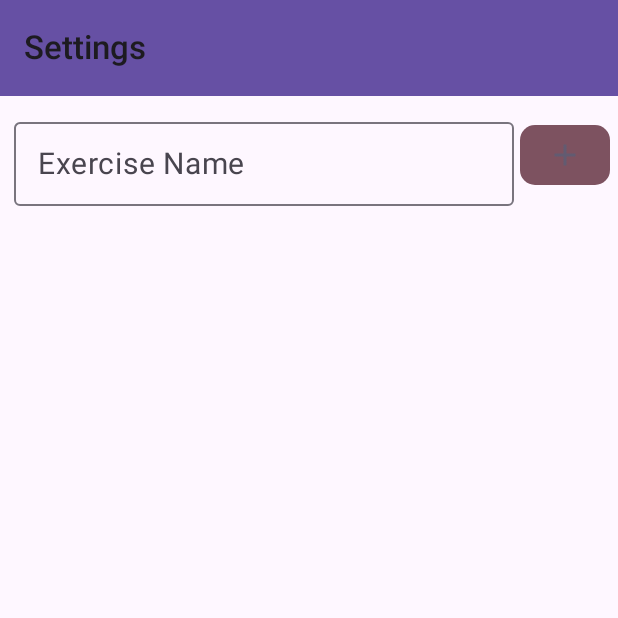
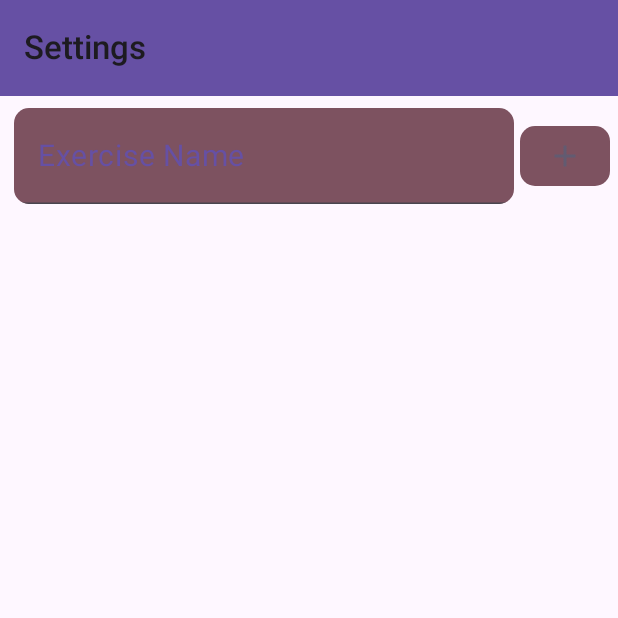
Before and after one commit to RandaeGS/exercise_counter, an Android app built with Jetpack Compose: the settings screen opened through its navigation route, on a phone screen of 412 x 824 dp, the top half of it. Run offline under Robolectric (Android 15) with nearby library versions, the phone set to English and light mode, and no system bars.

Commit message:
feat: style settings text field

```diff
--- a/app/src/main/java/com/randaegs/exercisecounter/ui/screens/Settings.kt
+++ b/app/src/main/java/com/randaegs/exercisecounter/ui/screens/Settings.kt
@@ -1,9 +1,12 @@
 package com.randaegs.exercisecounter.ui.screens
 
 import android.content.Context
+import androidx.compose.foundation.background
 import androidx.compose.foundation.layout.Arrangement
 import androidx.compose.foundation.layout.Row
+import androidx.compose.foundation.layout.fillMaxHeight
 import androidx.compose.foundation.layout.fillMaxWidth
+import androidx.compose.foundation.layout.height
 import androidx.compose.foundation.layout.padding
 import androidx.compose.foundation.layout.width
 import androidx.compose.foundation.shape.RoundedCornerShape
@@ -18,15 +21,22 @@ import androidx.compose.material3.IconButtonDefaults
 import androidx.compose.material3.MaterialTheme
 import androidx.compose.material3.OutlinedTextField
 import androidx.compose.material3.Text
+import androidx.compose.material3.TextField
+import androidx.compose.material3.TextFieldColors
+import androidx.compose.material3.TextFieldDefaults
+import androidx.compose.material3.TextFieldLabelPosition
 import androidx.compose.runtime.Composable
 import androidx.compose.runtime.rememberCoroutineScope
 import androidx.compose.ui.Alignment
 import androidx.compose.ui.Modifier
+import androidx.compose.ui.draw.clip
+import androidx.compose.ui.graphics.Color
 import androidx.compose.ui.platform.LocalContext
 import androidx.compose.ui.unit.dp
 import com.randaegs.exercisecounter.data.AppDatabase
 import com.randaegs.exercisecounter.models.Exercise
 import com.randaegs.exercisecounter.ui.components.ExerciseCounterScaffold
+import com.randaegs.exercisecounter.ui.components.SnackbarController
 import com.randaegs.exercisecounter.ui.components.TopBar
 import com.randaegs.exercisecounter.ui.navigation.NavigationEvent
 import kotlinx.coroutines.Dispatchers
@@ -49,21 +59,27 @@ fun Settings(onNavigationEvent: (NavigationEvent) -> Unit) {
     )
     { innerPadding ->
         Row(
+            horizontalArrangement = Arrangement.SpaceBetween,
             verticalAlignment = Alignment.CenterVertically,
-            horizontalArrangement = Arrangement.SpaceBetween,
             modifier = Modifier
                 .padding(innerPadding)
-                .padding(5.dp)
+                .padding(horizontal = 5.dp, vertical = 8.dp)
                 .fillMaxWidth()
         ) {
-            OutlinedTextField(
+            TextField(
                 state = exerciseNameState,
                 label = { Text("Exercise Name") },
+                colors = TextFieldDefaults.colors(
+                    focusedContainerColor = MaterialTheme.colorScheme.tertiary,
+                    unfocusedContainerColor = MaterialTheme.colorScheme.tertiary,
+                    unfocusedLabelColor = MaterialTheme.colorScheme.primary,
+                    focusedLabelColor = MaterialTheme.colorScheme.primary,
+                    focusedTextColor = Color.Black
+                ),
                 modifier = Modifier
                     .padding(horizontal = 4.dp)
-                    .weight(
-                        weight = 1f
-                    )
+                    .clip(RoundedCornerShape(size = 10.dp))
+                    .weight(weight = 1f)
             )
             FilledIconButton(
                 shape = RoundedCornerShape(size = 10.dp),
@@ -100,5 +116,6 @@ private suspend fun addExercise(context: Context, name: String) {
         AppDatabase.getDatabase(context)
             .exerciseDao()
             .insert(exercise)
+        SnackbarController.showAsync("Exercise succesfully added")
     }
 }
```
